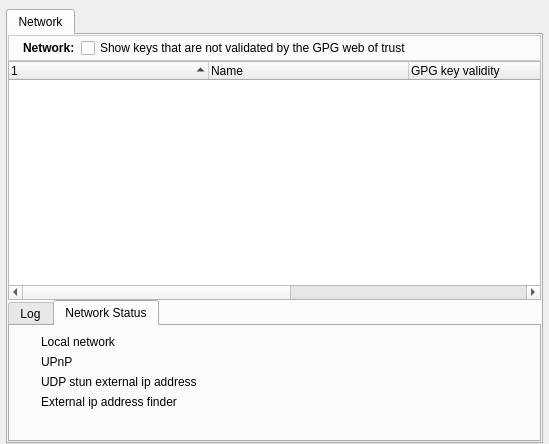
Before: the Qt Designer form retroshare-gui/src/gui/NetworkDialog.ui in RetroShare/RetroShare, drawn with Qt 5.
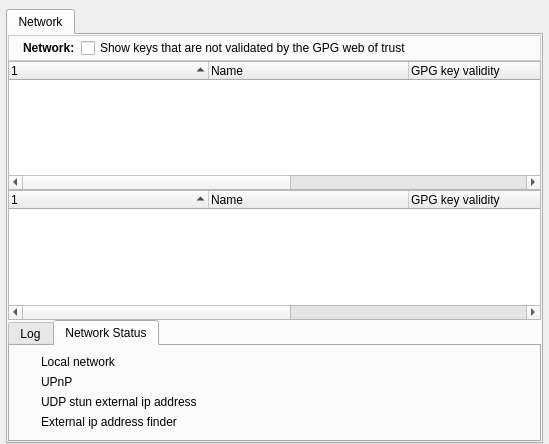
After: the same form once the commit is applied. Icons and pictures are not drawn.

```diff
--- a/retroshare-gui/src/gui/NetworkDialog.ui
+++ b/retroshare-gui/src/gui/NetworkDialog.ui
@@ -222,7 +222,7 @@
          </layout>
         </widget>
        </item>
-       <item row="2" column="0">
+       <item row="3" column="0">
         <widget class="QTabWidget" name="tabBottom">
          <property name="maximumSize">
           <size>
@@ -402,6 +402,47 @@
          </widget>
         </widget>
        </item>
+       <item row="2" column="0">
+        <widget class="QTreeWidget" name="unvalidGPGkeyWidget">
+         <property name="contextMenuPolicy">
+          <enum>Qt::CustomContextMenu</enum>
+         </property>
+         <attribute name="headerCascadingSectionResizes">
+          <bool>true</bool>
+         </attribute>
+         <attribute name="headerDefaultSectionSize">
+          <number>200</number>
+         </attribute>
+         <attribute name="headerShowSortIndicator" stdset="0">
+          <bool>true</bool>
+         </attribute>
+         <column>
+          <property name="text">
+           <string/>
+          </property>
+         </column>
+         <column>
+          <property name="text">
+           <string>Name</string>
+          </property>
+         </column>
+         <column>
+          <property name="text">
+           <string>GPG key validity</string>
+          </property>
+         </column>
+         <column>
+          <property name="text">
+           <string>Did peer authenticated me</string>
+          </property>
+         </column>
+         <column>
+          <property name="text">
+           <string>Cert Id</string>
+          </property>
+         </column>
+        </widget>
+       </item>
       </layout>
      </widget>
     </widget>
```
